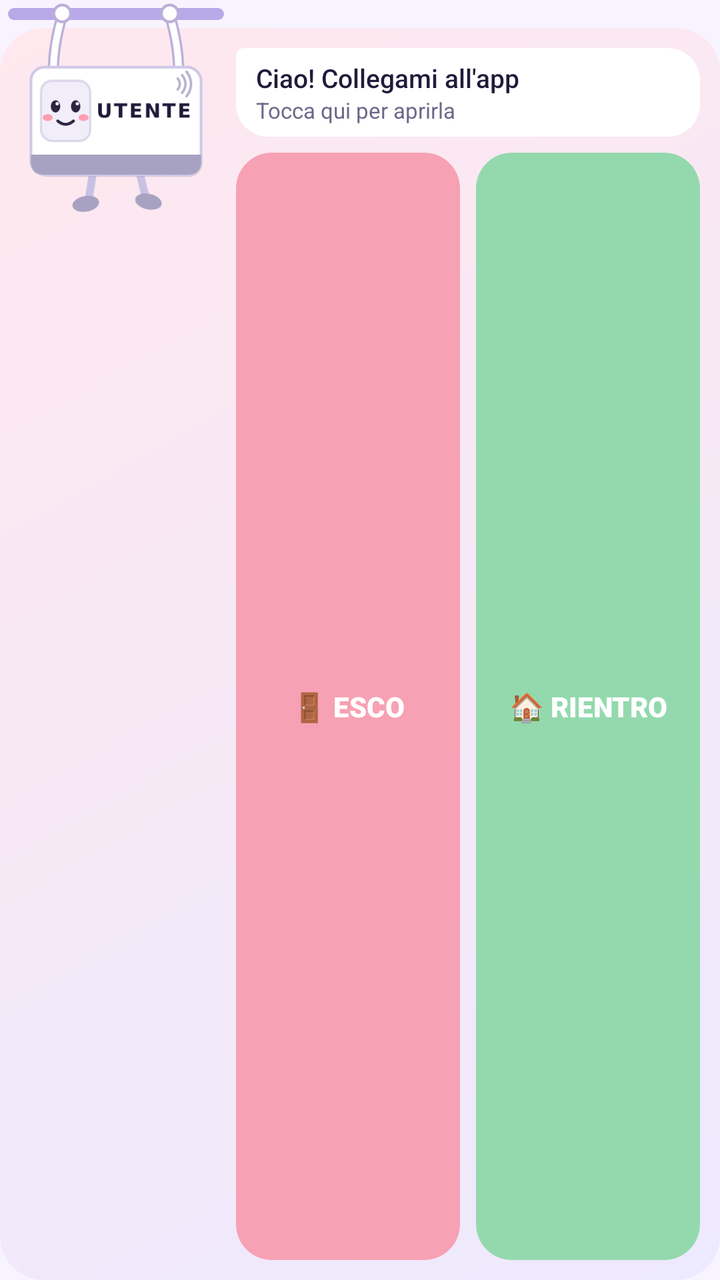
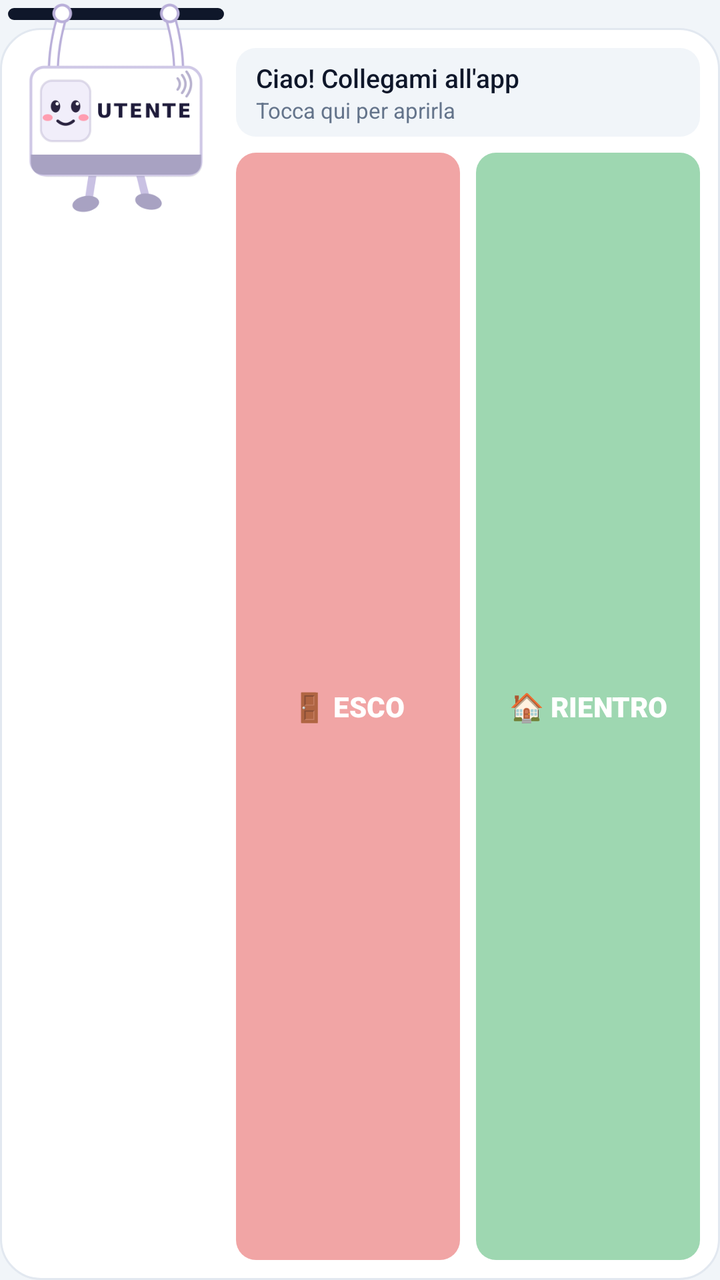

An Android layout rendered at two revisions. The XML below is the earlier revision; the diff shows what the commit changed to produce the second picture.
<!-- AndroidManifest.xml: application theme Tema -->
<!-- res/layout/widget_presenze.xml -->
<?xml version="1.0" encoding="utf-8"?>
<FrameLayout xmlns:android="http://schemas.android.com/apk/res/android"
    android:id="@+id/w_root"
    android:layout_width="match_parent"
    android:layout_height="match_parent">

    
    <LinearLayout
        android:layout_width="match_parent"
        android:layout_height="match_parent"
        android:layout_marginTop="14dp"
        android:background="@drawable/widget_card"
        android:orientation="vertical"
        android:paddingStart="118dp"
        android:paddingTop="10dp"
        android:paddingEnd="10dp"
        android:paddingBottom="10dp">

        <LinearLayout
            android:id="@+id/w_fumetto"
            android:layout_width="match_parent"
            android:layout_height="wrap_content"
            android:background="@drawable/fumetto"
            android:orientation="vertical"
            android:paddingStart="10dp"
            android:paddingTop="6dp"
            android:paddingEnd="10dp"
            android:paddingBottom="6dp">

            <TextView
                android:id="@+id/w_titolo"
                android:layout_width="match_parent"
                android:layout_height="wrap_content"
                android:ellipsize="end"
                android:fontFamily="sans-serif-medium"
                android:maxLines="2"
                android:text="Ciao! Collegami all'app"
                android:textColor="#1E1B3A"
                android:textSize="13sp" />

            <TextView
                android:id="@+id/w_sotto"
                android:layout_width="match_parent"
                android:layout_height="wrap_content"
                android:ellipsize="end"
                android:maxLines="1"
                android:text="Tocca qui per aprirla"
                android:textColor="#6B6889"
                android:textSize="11sp" />
        </LinearLayout>

        <LinearLayout
            android:layout_width="match_parent"
            android:layout_height="0dp"
            android:layout_marginTop="8dp"
            android:layout_weight="1"
            android:minHeight="40dp"
            android:orientation="horizontal">

            <TextView
                android:id="@+id/w_esco"
                android:layout_width="0dp"
                android:layout_height="match_parent"
                android:layout_marginEnd="4dp"
                android:layout_weight="1"
                android:background="@drawable/btn_esco_off"
                android:fontFamily="sans-serif-black"
                android:gravity="center"
                android:text="🚪 ESCO"
                android:textColor="#FFFFFF"
                android:textSize="14sp" />

            <TextView
                android:id="@+id/w_rientro"
                android:layout_width="0dp"
                android:layout_height="match_parent"
                android:layout_marginStart="4dp"
                android:layout_weight="1"
                android:background="@drawable/btn_rientro_off"
                android:fontFamily="sans-serif-black"
                android:gravity="center"
                android:text="🏠 RIENTRO"
                android:textColor="#FFFFFF"
                android:textSize="14sp" />
        </LinearLayout>
    </LinearLayout>

    
    <ImageView
        android:layout_width="108dp"
        android:layout_height="6dp"
        android:layout_marginStart="4dp"
        android:layout_marginTop="4dp"
        android:src="@drawable/widget_barra"
        android:scaleType="fitXY" />

    
    <ImageView
        android:id="@+id/w_omina"
        android:layout_width="112dp"
        android:layout_height="112dp"
        android:layout_marginStart="2dp"
        android:scaleType="fitStart"
        android:src="@drawable/tessera_neutra" />
</FrameLayout>
<!-- resources referenced by this layout -->
<resources>
  <!-- drawable btn_esco_off (drawable) -->
  <?xml version="1.0" encoding="utf-8"?>
  <ripple xmlns:android="http://schemas.android.com/apk/res/android" android:color="#33FFFFFF">
      <item>
          <shape android:shape="rectangle">
              <solid android:color="#F7A1B4" />
              <corners android:radius="18dp" />
          </shape>
      </item>
  </ripple>
  <!-- drawable btn_rientro_off (drawable) -->
  <?xml version="1.0" encoding="utf-8"?>
  <ripple xmlns:android="http://schemas.android.com/apk/res/android" android:color="#33FFFFFF">
      <item>
          <shape android:shape="rectangle">
              <solid android:color="#94D9AE" />
              <corners android:radius="18dp" />
          </shape>
      </item>
  </ripple>
  <!-- drawable fumetto (drawable) -->
  <?xml version="1.0" encoding="utf-8"?>
  <shape xmlns:android="http://schemas.android.com/apk/res/android" android:shape="rectangle">
      <solid android:color="#FFFFFF" />
      <corners android:topLeftRadius="4dp" android:topRightRadius="16dp" android:bottomLeftRadius="16dp" android:bottomRightRadius="16dp" />
  </shape>
  <!-- drawable tessera_neutra: png bitmap (drawable-nodpi, 16946 bytes) -->
  <!-- drawable widget_barra (drawable) -->
  <?xml version="1.0" encoding="utf-8"?>
  <shape xmlns:android="http://schemas.android.com/apk/res/android" android:shape="rectangle">
      <solid android:color="#B8A9E8" />
      <corners android:radius="3dp" />
  </shape>
  <!-- drawable widget_card (drawable) -->
  <?xml version="1.0" encoding="utf-8"?>
  <shape xmlns:android="http://schemas.android.com/apk/res/android" android:shape="rectangle">
      <gradient android:angle="315" android:startColor="#FFE8EE" android:endColor="#EDE9FE" />
      <corners android:radius="22dp" />
  </shape>
  <style name="Tema" parent="@android:style/Theme.Material.Light.NoActionBar">
          <item name="android:windowBackground">@color/sfondo</item>
          <item name="android:colorAccent">@color/rosa</item>
          <item name="android:colorPrimary">@color/scuro</item>
      </style>
  <color name="sfondo">#F7F4FF</color>
  <color name="rosa">#FF7F96</color>
  <color name="scuro">#1E1B3A</color>
</resources>

<!-- the commit's change to res/layout/widget_presenze.xml (unified diff, before → after) -->
@@ -35,7 +35,7 @@
                 android:fontFamily="sans-serif-medium"
                 android:maxLines="2"
                 android:text="Ciao! Collegami all'app"
-                android:textColor="#1E1B3A"
+                android:textColor="#0F172A"
                 android:textSize="13sp" />
 
             <TextView
@@ -45,7 +45,7 @@
                 android:ellipsize="end"
                 android:maxLines="1"
                 android:text="Tocca qui per aprirla"
-                android:textColor="#6B6889"
+                android:textColor="#64748B"
                 android:textSize="11sp" />
         </LinearLayout>
 
<!-- resource entries referenced after the edit -->
@@ -3,49 +3,41 @@
   <!-- drawable btn_esco_off (drawable) -->
   <?xml version="1.0" encoding="utf-8"?>
   <ripple xmlns:android="http://schemas.android.com/apk/res/android" android:color="#33FFFFFF">
-      <item>
-          <shape android:shape="rectangle">
-              <solid android:color="#F7A1B4" />
-              <corners android:radius="18dp" />
-          </shape>
-      </item>
+      <item><shape android:shape="rectangle"><solid android:color="#F1A5A5" /><corners android:radius="10dp" /></shape></item>
   </ripple>
   <!-- drawable btn_rientro_off (drawable) -->
   <?xml version="1.0" encoding="utf-8"?>
   <ripple xmlns:android="http://schemas.android.com/apk/res/android" android:color="#33FFFFFF">
-      <item>
-          <shape android:shape="rectangle">
-              <solid android:color="#94D9AE" />
-              <corners android:radius="18dp" />
-          </shape>
-      </item>
+      <item><shape android:shape="rectangle"><solid android:color="#9ED7B1" /><corners android:radius="10dp" /></shape></item>
   </ripple>
   <!-- drawable fumetto (drawable) -->
   <?xml version="1.0" encoding="utf-8"?>
   <shape xmlns:android="http://schemas.android.com/apk/res/android" android:shape="rectangle">
-      <solid android:color="#FFFFFF" />
-      <corners android:topLeftRadius="4dp" android:topRightRadius="16dp" android:bottomLeftRadius="16dp" android:bottomRightRadius="16dp" />
+      <solid android:color="#F1F5F9" />
+      <corners android:radius="10dp" />
   </shape>
   <!-- drawable tessera_neutra: png bitmap (drawable-nodpi, 16946 bytes) -->
   <!-- drawable widget_barra (drawable) -->
   <?xml version="1.0" encoding="utf-8"?>
   <shape xmlns:android="http://schemas.android.com/apk/res/android" android:shape="rectangle">
-      <solid android:color="#B8A9E8" />
+      <solid android:color="#0F172A" />
       <corners android:radius="3dp" />
   </shape>
   <!-- drawable widget_card (drawable) -->
   <?xml version="1.0" encoding="utf-8"?>
   <shape xmlns:android="http://schemas.android.com/apk/res/android" android:shape="rectangle">
-      <gradient android:angle="315" android:startColor="#FFE8EE" android:endColor="#EDE9FE" />
-      <corners android:radius="22dp" />
+      <solid android:color="#FFFFFF" />
+      <stroke android:width="1dp" android:color="#E2E8F0" />
+      <corners android:radius="20dp" />
   </shape>
   <style name="Tema" parent="@android:style/Theme.Material.Light.NoActionBar">
           <item name="android:windowBackground">@color/sfondo</item>
-          <item name="android:colorAccent">@color/rosa</item>
+          <item name="android:colorAccent">@color/verde</item>
           <item name="android:colorPrimary">@color/scuro</item>
+          <item name="android:colorPrimaryDark">@color/scuro</item>
       </style>
-  <color name="sfondo">#F7F4FF</color>
-  <color name="rosa">#FF7F96</color>
-  <color name="scuro">#1E1B3A</color>
+  <color name="sfondo">#F1F5F9</color>
+  <color name="verde">#15803D</color>
+  <color name="scuro">#0F172A</color>
 </resources>
 
